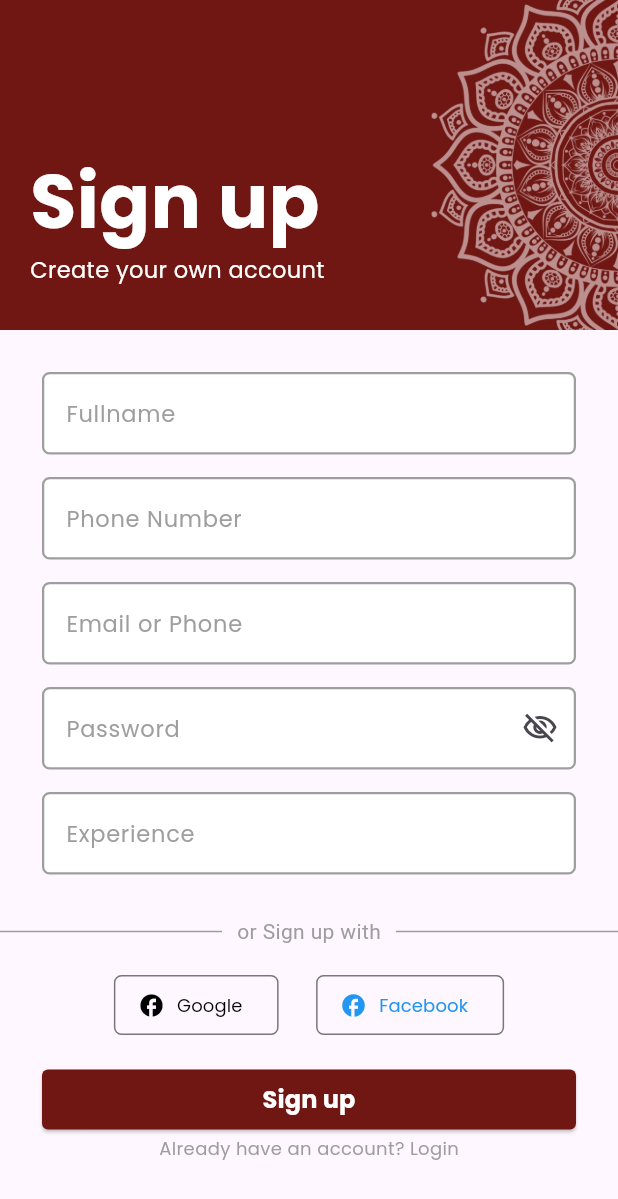
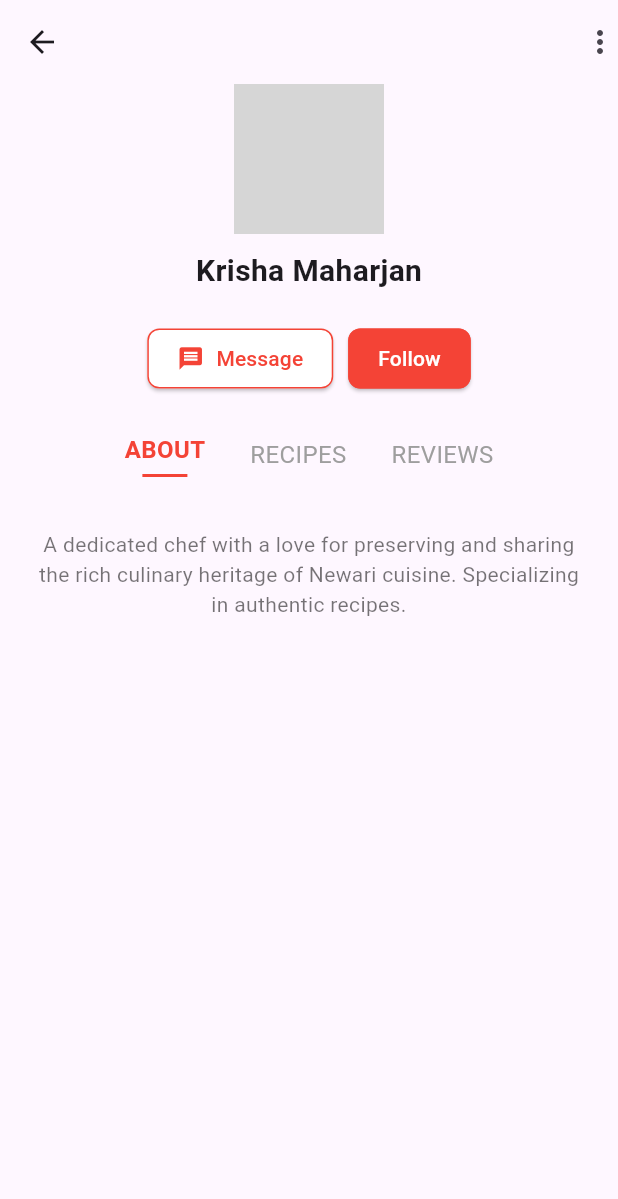
Before and after one commit to anushatamrakar/NewaFest, a Flutter app: the screen it shows after launch, on a phone screen of 412 x 824 dp. Shown: the top 1199 px of the screen. Run offline on Flutter 3.47's test engine with Material 3 defaults, Android fonts, the phone set to English and light mode, and no system bars; grey boxes are pictures that could not be loaded.

Commit message:
chef profile started

```diff
--- a/lib/main.dart
+++ b/lib/main.dart
@@ -2,6 +2,7 @@ import 'package:flutter/material.dart';
 import 'package:newafest/views/auth/login_page.dart';
 import 'package:newafest/views/auth/sharer_registration.dart';
 import 'package:newafest/views/auth/user_registration.dart';
+import 'package:newafest/views/pages/chefProfile.dart';
 
 void main() {
   runApp(const MyApp());
@@ -20,7 +21,7 @@ class MyApp extends StatelessWidget {
         colorScheme: ColorScheme.fromSeed(seedColor: Colors.deepPurple),
         useMaterial3: true,
       ),
-      home: const SharerRegistration(),
+      home: const ChefProfilePage(),
     );
   }
 }
--- /dev/null
+++ b/lib/views/pages/chefProfile.dart
@@ -0,0 +1,162 @@
+import 'package:flutter/material.dart';
+
+class ChefProfilePage extends StatefulWidget {
+  const ChefProfilePage({Key? key}) : super(key: key);
+
+  @override
+  _ChefProfilePageState createState() => _ChefProfilePageState();
+}
+
+class _ChefProfilePageState extends State<ChefProfilePage> {
+  int _selectedTabIndex = 0;
+  bool isFollowing = false; // Tracks the Follow/Unfollow state
+
+  @override
+  Widget build(BuildContext context) {
+    return Scaffold(
+      appBar: AppBar(
+        leading: const Icon(Icons.arrow_back),
+        actions: const [Icon(Icons.more_vert)],
+        elevation: 0,
+        backgroundColor: Colors.transparent,
+      ),
+      body: Column(
+        children: [
+          // Profile picture and name
+          const Center(
+            child: Column(
+              children: [
+                const CircleAvatar(
+                  radius: 50,
+                  backgroundImage: AssetImage('kiki.jpg'), // Replace with your image path
+                ),
+                const SizedBox(height: 10),
+                const Text(
+                  "Krisha Maharjan",
+                    style: TextStyle(
+                    fontSize: 20,
+                    fontWeight: FontWeight.bold,
+                  ),
+                ),
+              ],
+            ),
+          ),
+          const SizedBox(height: 20),
+          // Message and Follow buttons
+          Row(
+            mainAxisAlignment: MainAxisAlignment.center,
+            children: [
+              // Message button
+              ElevatedButton.icon(
+                onPressed: () {
+                  // Handle message button action
+                  print("Message button pressed");
+                },
+                icon: const Icon(Icons.message),
+                label: const Text("Message"),
+                style: ElevatedButton.styleFrom(
+                  backgroundColor: Colors.white,
+                  foregroundColor: Colors.red,
+                  padding: const EdgeInsets.symmetric(horizontal: 20, vertical: 10),
+                  shape: RoundedRectangleBorder(
+                    borderRadius: BorderRadius.circular(8),
+                    side: const BorderSide(color: Colors.red),
+
+                  ),
+                ),
+              ),
+              const SizedBox(width: 10),
+              // Follow/Unfollow button
+              ElevatedButton(
+                onPressed: () {
+                  setState(() {
+                    isFollowing = !isFollowing; // Toggle follow state
+                  });
+                },
+                child: Text(isFollowing ? "Unfollow" : "Follow"),
+                style: ElevatedButton.styleFrom(
+                  backgroundColor: Colors.red,
+                  foregroundColor: Colors.white,
+                  padding: const EdgeInsets.symmetric(horizontal: 20, vertical: 10),
+                  shape: RoundedRectangleBorder(
+                    borderRadius: BorderRadius.circular(8),
+                    side: const BorderSide(color: Colors.red),
+                  ),
+                ),
+              ),
+            ],
+          ),
+          const SizedBox(height: 20),
+          // Tabs
+          Row(
+            mainAxisAlignment: MainAxisAlignment.center,
+            children: [
+              _buildTab("ABOUT", 0),
+              _buildTab("RECIPES", 1),
+              _buildTab("REVIEWS", 2),
+            ],
+          ),
+          const SizedBox(height: 10),
+          // Tab content
+          Expanded(
+            child: _buildTabContent(),
+          ),
+        ],
+      ),
+    );
+  }
+
+  // Helper method to build tabs
+  Widget _buildTab(String title, int index) {
+    return GestureDetector(
+      onTap: () {
+        setState(() {
+          _selectedTabIndex = index;
+        });
+      },
+      child: Padding(
+        padding: const EdgeInsets.symmetric(horizontal: 15, vertical: 5),
+        child: Column(
+          children: [
+            Text(
+              title,
+              style: TextStyle(
+                fontSize: 16,
+                fontWeight: _selectedTabIndex == index ? FontWeight.bold : FontWeight.normal,
+                color: _selectedTabIndex == index ? Colors.red : Colors.grey,
+              ),
+            ),
+            if (_selectedTabIndex == index)
+              Container(
+                margin: const EdgeInsets.only(top: 5),
+                height: 2,
+                width: 30,
+                color: Colors.red,
+              )
+          ],
+        ),
+      ),
+    );
+  }
+
+  // Helper method to build tab content
+  Widget _buildTabContent() {
+    switch (_selectedTabIndex) {
+      case 0:
+        return const Padding(
+          padding: EdgeInsets.all(20),
+          child: Text(
+            "A dedicated chef with a love for preserving and sharing the rich culinary heritage of Newari cuisine. Specializing in authentic recipes.",
+            textAlign: TextAlign.center,
+            style: TextStyle(fontSize: 14, color: Colors.black54),
+          ),
+        );
+      case 1:
+        return const Center(child: Text("Recipes content coming soon!"));
+      case 2:
+        return const Center(child: Text("Reviews content coming soon!"));
+      default:
+        return Container();
+    }
+  }
+}
```
Also changed, not shown: assets/kiki.jpg (added).
